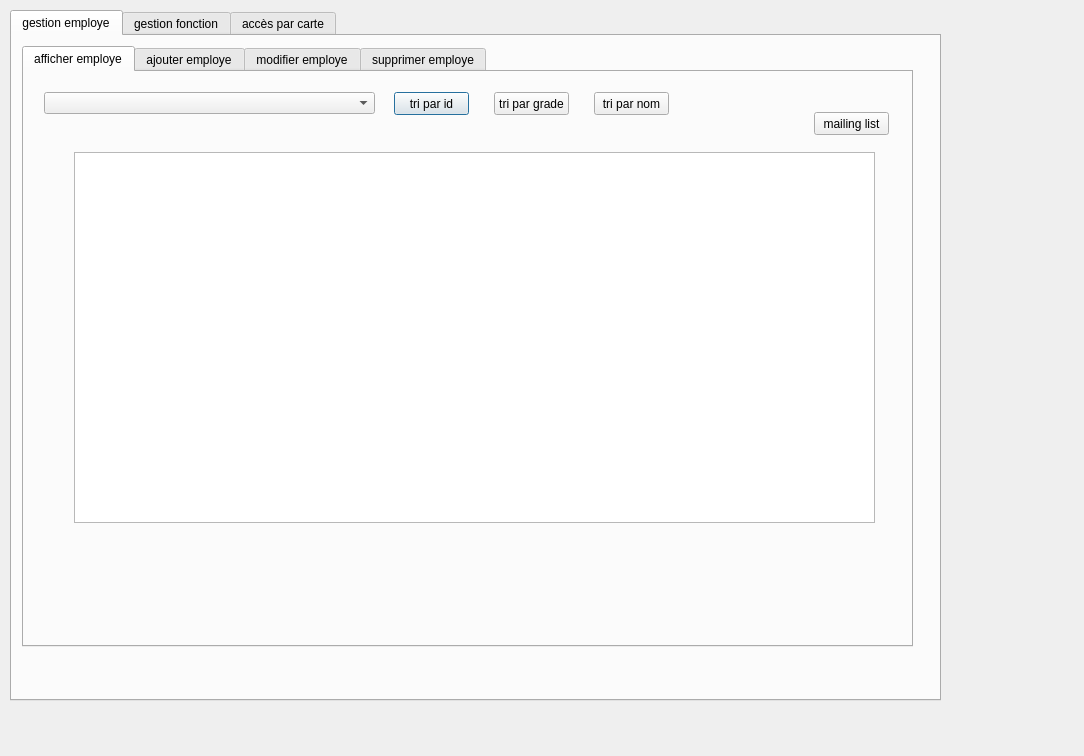
This is employe.ui in zeinebzarrouk/projet-cpp as Qt 5 draws it before an edit. The edited form follows.
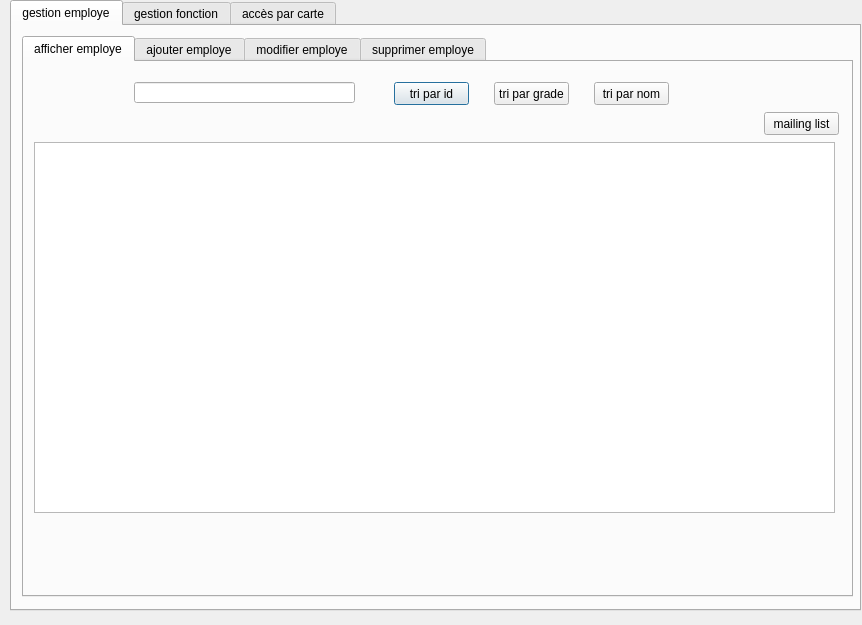
This is the edited form. The open tabs and pages were chosen to show the change. Custom widgets are drawn as their Qt base class.

Patch:
```diff
--- a/employe.ui
+++ b/employe.ui
@@ -6,8 +6,8 @@
    <rect>
     <x>0</x>
     <y>0</y>
-    <width>1084</width>
-    <height>756</height>
+    <width>862</width>
+    <height>625</height>
    </rect>
   </property>
   <property name="windowTitle">
@@ -17,9 +17,9 @@
    <property name="geometry">
     <rect>
      <x>10</x>
-     <y>10</y>
-     <width>931</width>
-     <height>691</height>
+     <y>0</y>
+     <width>851</width>
+     <height>611</height>
     </rect>
    </property>
    <property name="currentIndex">
@@ -34,8 +34,8 @@
       <rect>
        <x>10</x>
        <y>10</y>
-       <width>891</width>
-       <height>601</height>
+       <width>831</width>
+       <height>561</height>
       </rect>
      </property>
      <property name="currentIndex">
@@ -48,23 +48,13 @@
       <widget class="QTableView" name="tableView_employe">
        <property name="geometry">
         <rect>
-         <x>50</x>
+         <x>10</x>
          <y>80</y>
          <width>801</width>
          <height>371</height>
         </rect>
        </property>
       </widget>
-      <widget class="QComboBox" name="comboBox">
-       <property name="geometry">
-        <rect>
-         <x>20</x>
-         <y>20</y>
-         <width>331</width>
-         <height>22</height>
-        </rect>
-       </property>
-      </widget>
       <widget class="QPushButton" name="tri_id">
        <property name="geometry">
         <rect>
@@ -107,8 +97,8 @@
       <widget class="QPushButton" name="pushButton_5">
        <property name="geometry">
         <rect>
-         <x>790</x>
-         <y>40</y>
+         <x>740</x>
+         <y>50</y>
          <width>75</width>
          <height>23</height>
         </rect>
@@ -117,6 +107,16 @@
         <string>mailing list</string>
        </property>
       </widget>
+      <widget class="QLineEdit" name="lineEdit">
+       <property name="geometry">
+        <rect>
+         <x>110</x>
+         <y>20</y>
+         <width>221</width>
+         <height>21</height>
+        </rect>
+       </property>
+      </widget>
      </widget>
      <widget class="QWidget" name="tab_5">
       <attribute name="title">
```
Left out of the diff: 20 changed lines with no effect on the pictures.
